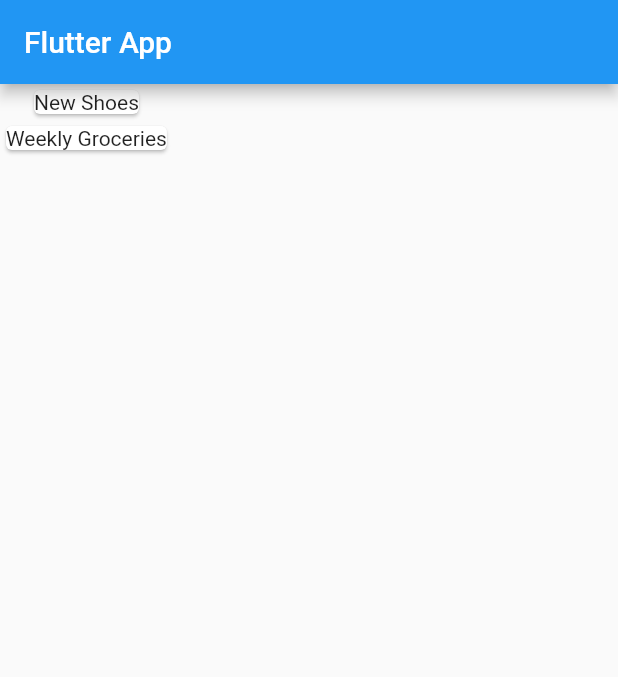
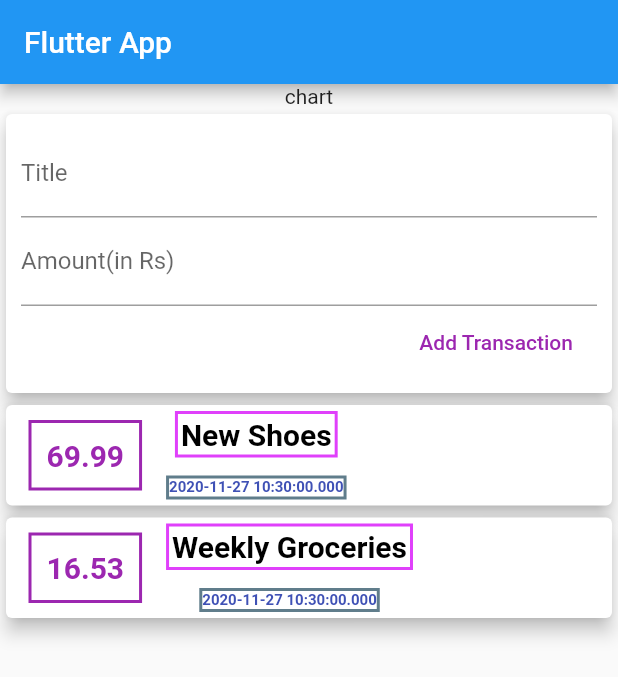
Before and after one commit to kartiklut/Personal-Expense, a Flutter app: the screen it shows after launch, on a phone screen of 412 x 824 dp. Shown: the top 677 px of the screen. Run offline on Flutter 3.47's test engine with Material 2 defaults, Android fonts, the phone set to English and light mode, and no system bars.

```diff
--- a/lib/main.dart
+++ b/lib/main.dart
@@ -1,6 +1,8 @@
-
 import 'package:flutter/material.dart';
-import 'package:personal_expense/Transaction.dart';
+import 'package:personal_expense/widgets/AddingTransaction.dart';
+import 'package:personal_expense/widgets/CreatingTransaction.dart';
+import 'file:///F:/Flutter%20Projects/personal_expense/lib/models/Transaction.dart';
+import 'package:personal_expense/widgets/transactions_list.dart';
 
 void main() {
   runApp(MyApp());
@@ -18,22 +20,6 @@ class MyApp extends StatelessWidget {
 }
 
 class MyHomePage extends StatelessWidget {
-  final List<Transaction> transactions = [
-    Transaction(
-      id: 't1',
-      title: 'New Shoes',
-      amount: 69.99,
-      date: DateTime.now(),
-    ),
-    Transaction(
-      id: 't2',
-      title: 'Weekly Groceries',
-      amount: 16.53,
-      date: DateTime.now(),
-    ),
-  ];
-
-
   @override
   Widget build(BuildContext context) {
     // TODO: implement build
@@ -43,14 +29,18 @@ class MyHomePage extends StatelessWidget {
       appBar: AppBar(
         title: Text("Flutter App"),
       ),
-      body: Container(
-        child: Column(children:transactions.map((tx) {
-          return Card(child: Text(tx.title),);
-        }).toList(),
-        )
-        ,
-      )
-      ,
+      body: SingleChildScrollView(
+        child: Column(
+          children: <Widget>[
+            Column(
+              children: <Widget>[
+                Text("chart"),
+              ],
+            ),
+            AddingTransaction(),
+          ],
+        ),
+      ),
     );
   }
 }
--- /dev/null
+++ b/lib/widgets/AddingTransaction.dart
@@ -0,0 +1,40 @@
+import 'package:flutter/material.dart';
+import 'package:personal_expense/models/Transaction.dart';
+import 'package:personal_expense/widgets/CreatingTransaction.dart';
+import 'package:personal_expense/widgets/transactions_list.dart';
+
+class AddingTransaction extends StatefulWidget {
+  @override
+  AddingTransactionState createState() => AddingTransactionState();
+}
+
+class AddingTransactionState extends State<AddingTransaction> {
+  final List<Transaction> transactions = [
+    Transaction(
+      id: 't1',
+      title: 'New Shoes',
+      amount: 69.99,
+      date: DateTime.now(),
+    ),
+    Transaction(
+      id: 't2',
+      title: 'Weekly Groceries',
+      amount: 16.53,
+      date: DateTime.now(),
+    ),
+  ];
+
+  void addNewTransaction(String txtitle, double txamount) {
+    final newTx = Transaction(id: DateTime.now().toString(), title: txtitle, amount: txamount, date: DateTime.now());
+    setState(() {
+      transactions.add(newTx);
+    });
+  }
+
+  @override
+  Widget build(BuildContext context) {
+    return Column(
+      children: <Widget>[CreatingTransaction(addNewTransaction), TransactionList(transactions)],
+    );
+  }
+}
--- /dev/null
+++ b/lib/widgets/CreatingTransaction.dart
@@ -0,0 +1,43 @@
+
+
+import 'package:flutter/material.dart';
+
+
+class CreatingTransaction extends StatelessWidget {
+  final titleController = TextEditingController();
+  final amountController = TextEditingController();
+
+  final Function txcreate;
+
+  CreatingTransaction(this.txcreate);
+
+  @override
+  Widget build(BuildContext context) {
+    return Card(
+      elevation: 5,
+      child: Container(
+        padding: EdgeInsets.all(10),
+        child: Column(
+          crossAxisAlignment: CrossAxisAlignment.end,
+          children: <Widget>[
+            TextField(
+              controller: titleController,
+              decoration: InputDecoration(labelText: 'Title'),
+            ),
+            TextField(
+              controller: amountController,
+              decoration: InputDecoration(labelText: 'Amount(in Rs)'),
+            ),
+            FlatButton(
+              child: Text("Add Transaction"),
+              textColor: Colors.purple,
+              onPressed: () {
+                txcreate(titleController.text,double.parse(amountController.text));
+              },
+            ),
+          ],
+        ),
+      ),
+    );
+  }
+}
--- /dev/null
+++ b/lib/widgets/transactions_list.dart
@@ -0,0 +1,90 @@
+import 'package:flutter/material.dart';
+import 'package:personal_expense/models/Transaction.dart';
+
+class TransactionList extends StatelessWidget {
+
+  final List<Transaction> transactionsList;
+
+
+  TransactionList(this.transactionsList);
+
+  @override
+  Widget build(BuildContext context) {
+    return Column(
+      children: transactionsList.map((tx) {
+        return Card(
+          elevation: 5,
+          child: Row(
+            children: <Widget>[
+              Container(
+                  margin: EdgeInsets.symmetric(
+                    vertical: 10,
+                    horizontal: 15,
+                  ),
+                  decoration: BoxDecoration(
+                    border: Border.all(
+                      color: Colors.purple,
+                      width: 2,
+                    ),
+                  ),
+                  padding: EdgeInsets.all(10),
+                  child: Text(
+                    tx.amount.toString(),
+                    style: TextStyle(
+                      fontWeight: FontWeight.bold,
+                      fontSize: 20,
+                      color: Colors.purple,
+                    ),
+                  )),
+              Column(
+                children: <Widget>[
+                  Container(
+                      margin: EdgeInsets.symmetric(
+                        vertical: 1,
+                        horizontal: 1,
+                      ),
+                      decoration: BoxDecoration(
+                        border: Border.all(
+                          color: Colors.purpleAccent,
+                          width: 2,
+                        ),
+                      ),
+                      padding: EdgeInsets.all(2),
+                      child: Text(
+                        tx.title,
+                        style: TextStyle(
+                          fontWeight: FontWeight.bold,
+                          fontSize: 20,
+                          color: Colors.black,
+                        ),
+                      )),
+                  SizedBox(height: 10),
+                  Container(
+                    margin: EdgeInsets.symmetric(
+                      vertical: 1,
+                      horizontal: 1,
+                    ),
+                    decoration: BoxDecoration(
+                      border: Border.all(
+                        color: Colors.blueGrey,
+                        width: 2,
+                      ),
+                    ),
+                    child: Text(
+                      tx.date.toString(),
+                      style: TextStyle(
+                        fontWeight: FontWeight.bold,
+                        fontSize: 10,
+                        color: Colors.indigo,
+                      ),
+                    ),
+                  ),
+                ],
+              )
+            ],
+          ),
+        );
+      }).toList(),
+    );
+  }
+}
```
Also changed, not shown: lib/models/Transaction.dart (renamed from lib/Transaction.dart).
